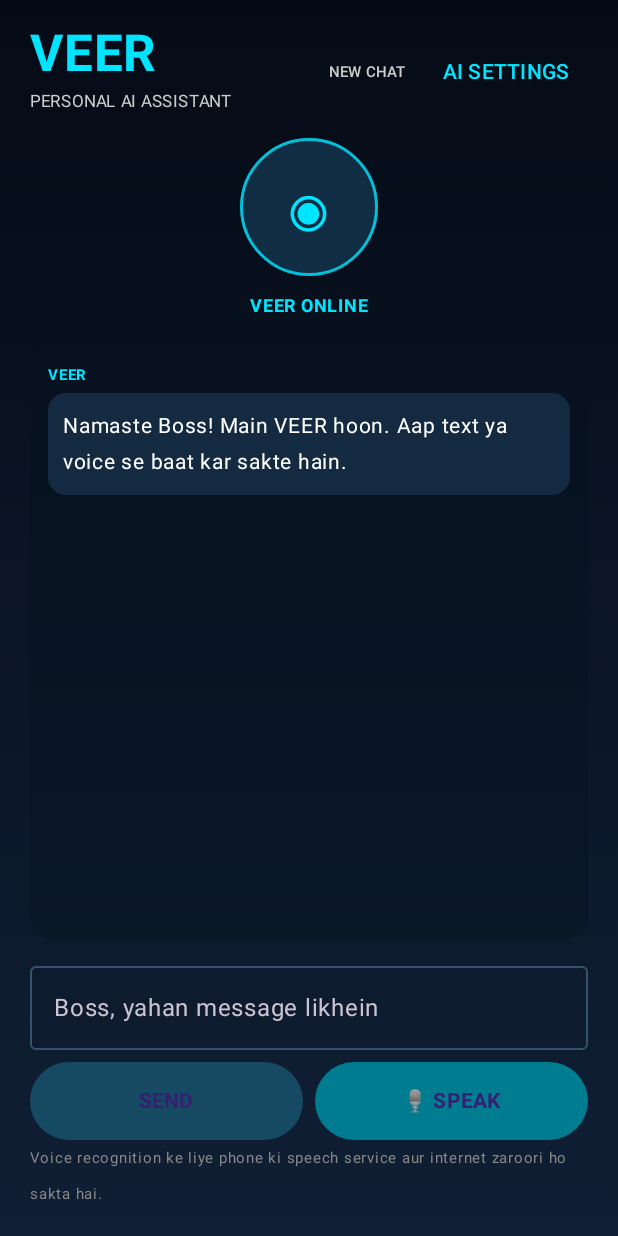
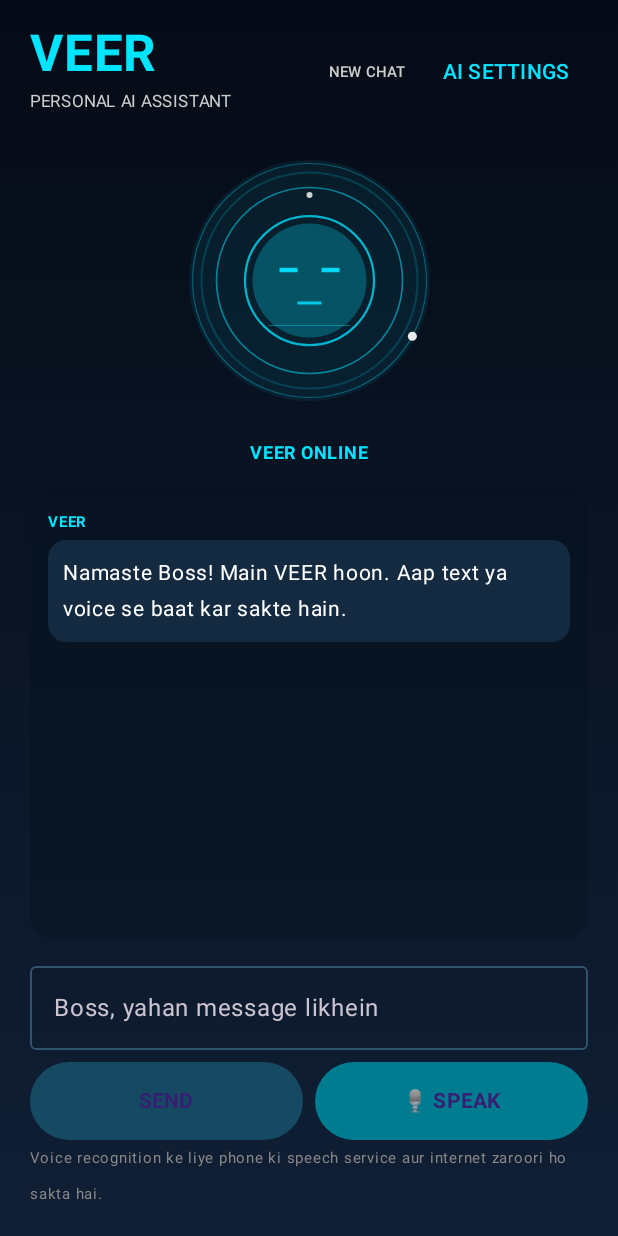
Before and after one commit to Sonuvision07/VEER-AI-ASSISTANT, an Android app built with Jetpack Compose: the screen it shows after launch (MainActivity), on a phone screen of 412 x 824 dp. Run offline under Robolectric (Android 15) with nearby library versions, the phone set to English and light mode, and no system bars.

Commit message:
Upgrade VEER holographic face and improve assistant responses

```diff
--- a/app/src/main/java/com/veer/assistant/MainActivity.kt
+++ b/app/src/main/java/com/veer/assistant/MainActivity.kt
@@ -19,6 +19,13 @@ import androidx.activity.compose.setContent
 import androidx.activity.compose.rememberLauncherForActivityResult
 import androidx.activity.result.contract.ActivityResultContracts
 import androidx.compose.foundation.background
+import androidx.compose.foundation.Canvas
+import androidx.compose.animation.core.FastOutSlowInEasing
+import androidx.compose.animation.core.RepeatMode
+import androidx.compose.animation.core.animateFloat
+import androidx.compose.animation.core.infiniteRepeatable
+import androidx.compose.animation.core.rememberInfiniteTransition
+import androidx.compose.animation.core.tween
 import androidx.compose.foundation.border
 import androidx.compose.foundation.layout.*
 import androidx.compose.foundation.lazy.LazyColumn
@@ -31,6 +38,8 @@ import androidx.compose.ui.Alignment
 import androidx.compose.ui.Modifier
 import androidx.compose.ui.graphics.Brush
 import androidx.compose.ui.graphics.Color
+import androidx.compose.ui.geometry.Offset
+import androidx.compose.ui.graphics.drawscope.Stroke
 import androidx.compose.ui.text.font.FontWeight
 import androidx.compose.ui.text.input.PasswordVisualTransformation
 import androidx.compose.ui.unit.dp
@@ -195,9 +204,9 @@ fun VeerApp() {
         val prompt = buildString {
             val contextMessages = messages.takeLast(12)
             if (contextMessages.isNotEmpty()) {
-                append("Recent conversation for context:\\n")
-                contextMessages.forEach { append(it.first).append(": ").append(it.second).append("\\n") }
-                append("\\nCurrent user message: ")
+                append("Recent conversation for context:\n")
+                contextMessages.forEach { append(it.first).append(": ").append(it.second).append("\n") }
+                append("\nCurrent user message: ")
             }
             append(question)
         }
@@ -218,8 +227,8 @@ fun VeerApp() {
                 val body = JSONObject()
                     .put("model", "gemini-3.8-flash")
                     .put("input", prompt)
-                    .put("system_instruction", "You are VEER, a helpful personal AI assistant. Reply naturally in the same language as the user, especially Hindi or Hinglish. Address the user respectfully as Boss. Use recent conversation context when relevant. Be accurate, concise, and never claim to have performed phone actions unless the app actually did them. If a task requires phone control, explain that VEER will ask for approval before supported actions.")
-                    .put("generation_config", JSONObject().put("temperature", 0.7).put("max_output_tokens", 1200))
+                    .put("system_instruction", "You are VEER, a capable, warm, highly practical personal AI assistant. Reply in the same language as the user, especially natural Hindi/Hinglish. Address the user as Boss without overusing it. First understand the actual request and answer it directly. Give accurate, useful, step-by-step guidance when needed; explain unfamiliar concepts simply. Use recent conversation context to avoid asking repeated questions. If information may be outdated or uncertain, say so clearly instead of inventing facts. Never claim you searched the web, opened an app, changed a setting, sent a message, or completed an action unless a connected tool actually did it. This app currently supports only Settings, YouTube, and browser launch with explicit user approval; for unsupported actions explain the limitation honestly. Keep replies concise but complete.")
+                    .put("generation_config", JSONObject().put("temperature", 0.45).put("max_output_tokens", 1800))
                 connection.outputStream.use { it.write(body.toString().toByteArray(Charsets.UTF_8)) }
                 val code = connection.responseCode
                 val stream = if (code in 200..299) connection.inputStream else connection.errorStream
@@ -368,11 +377,10 @@ fun VeerApp() {
                     }
                 }
                 Spacer(Modifier.height(12.dp))
-                Box(
-                    modifier = Modifier.size(92.dp).border(2.dp, cyan.copy(alpha = 0.8f), CircleShape)
-                        .background(Color(0xFF102D43), CircleShape),
-                    contentAlignment = Alignment.Center
-                ) { Text("◉", color = cyan, fontSize = 54.sp) }
+                HologramFace(
+                    modifier = Modifier.size(190.dp),
+                    active = loading || status.contains("LISTENING") || status.contains("HEARING")
+                )
                 Spacer(Modifier.height(8.dp))
                 Text(if (loading) "AI THINKING..." else status, color = cyan, fontSize = 12.sp, fontWeight = FontWeight.Bold)
                 Spacer(Modifier.height(10.dp))
@@ -503,3 +511,42 @@ fun VeerApp() {
         )
     }
 }
+
+
+@Composable
+private fun HologramFace(modifier: Modifier = Modifier, active: Boolean) {
+    val transition = rememberInfiniteTransition(label = "veer_hologram")
+    val pulse by transition.animateFloat(
+        initialValue = 0.94f, targetValue = 1.06f,
+        animationSpec = infiniteRepeatable(tween(1700, easing = FastOutSlowInEasing), RepeatMode.Reverse),
+        label = "pulse"
+    )
+    val orbit by transition.animateFloat(
+        initialValue = 0f, targetValue = 360f,
+        animationSpec = infiniteRepeatable(tween(9000, easing = androidx.compose.animation.core.LinearEasing)),
+        label = "orbit"
+    )
+    val glow = if (active) Color(0xFF66F7FF) else Color(0xFF00D9F5)
+    Canvas(modifier = modifier) {
+        val cx = size.width / 2f
+        val cy = size.height / 2f
+        val unit = size.minDimension / 190f
+        drawCircle(glow.copy(alpha = 0.07f), radius = 82f * unit * pulse, center = Offset(cx, cy))
+        drawCircle(glow.copy(alpha = 0.18f), radius = 72f * unit, center = Offset(cx, cy), style = Stroke(1.4f * unit))
+        drawCircle(glow.copy(alpha = 0.55f), radius = 62f * unit, center = Offset(cx, cy), style = Stroke(1.1f * unit))
+        drawCircle(glow.copy(alpha = 0.35f), radius = 78f * unit, center = Offset(cx, cy), style = Stroke(0.8f * unit))
+        val orbitRad = Math.toRadians(orbit.toDouble())
+        val ox = cx + kotlin.math.cos(orbitRad).toFloat() * 78f * unit
+        val oy = cy + kotlin.math.sin(orbitRad).toFloat() * 78f * unit
+        drawCircle(Color.White.copy(alpha = 0.9f), radius = 3f * unit, center = Offset(ox, oy))
+        // Minimal holographic face silhouette, eyes and animated mouth.
+        drawCircle(glow.copy(alpha = 0.8f), radius = 43f * unit, center = Offset(cx, cy), style = Stroke(1.5f * unit))
+        drawCircle(glow.copy(alpha = 0.28f), radius = 38f * unit, center = Offset(cx, cy))
+        drawLine(glow, Offset(cx - 20f * unit, cy - 7f * unit), Offset(cx - 8f * unit, cy - 7f * unit), 3f * unit)
+        drawLine(glow, Offset(cx + 8f * unit, cy - 7f * unit), Offset(cx + 20f * unit, cy - 7f * unit), 3f * unit)
+        val mouthWidth = if (active) 13f else 8f
+        drawLine(glow.copy(alpha = 0.9f), Offset(cx - mouthWidth * unit, cy + 15f * unit), Offset(cx + mouthWidth * unit, cy + 15f * unit), 2f * unit)
+        drawLine(glow.copy(alpha = 0.4f), Offset(cx - 27f * unit, cy + 30f * unit), Offset(cx + 27f * unit, cy + 30f * unit), 0.8f * unit)
+        drawCircle(Color.White.copy(alpha = 0.8f), radius = 2f * unit, center = Offset(cx, cy - 57f * unit))
+    }
+}
```
